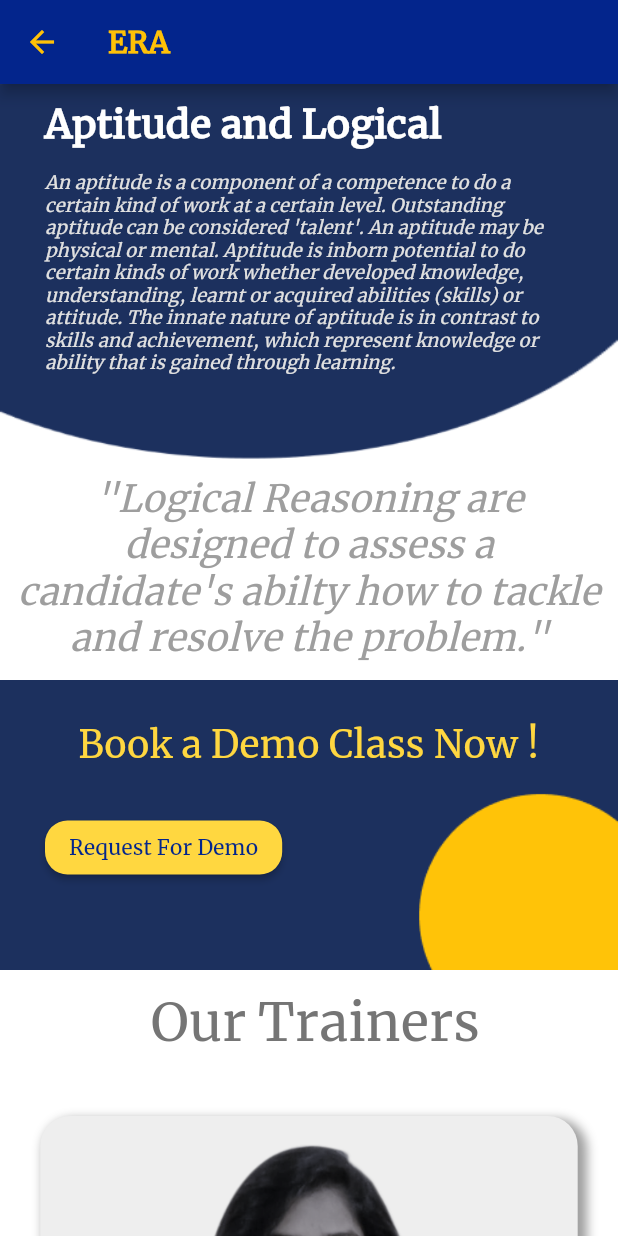
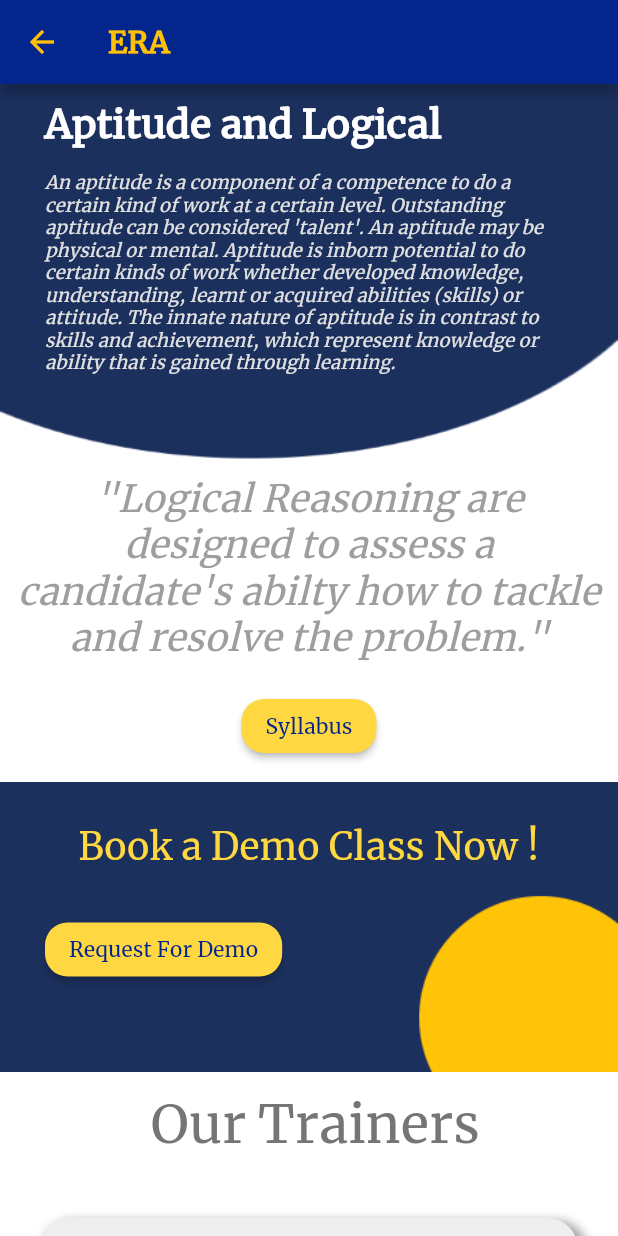
Before and after one commit to rakshit138/ERAapp, a Flutter app: the AptitudeAndLogic screen opened directly, on a phone screen of 412 x 824 dp. Run offline on Flutter 3.47's test engine with Material 2 defaults, Android fonts, the phone set to English and light mode, and no system bars; our stand-ins replace awesome_dialog, carousel_slider, chewie, cloud_firestore, firebase_auth, firebase_core and 11 more; missing offline and left inert: open_appstore, rate_my_app; accounts and stored records are empty.

Commit message:
Rakshit 9nov 10:30

```diff
--- a/lib/courses/aptitudeAndLogic.dart
+++ b/lib/courses/aptitudeAndLogic.dart
@@ -1,3 +1,4 @@
+import 'package:ERA/courses/Syllabus/ALRsy.dart';
 import 'package:flutter/material.dart';
 import 'package:ERA/footer.dart';
 import 'package:ERA/bookNow.dart';
@@ -46,6 +47,29 @@ class _AptitudeAndLogicState extends State<AptitudeAndLogic> {
                         fontSize: 25,
                         fontStyle: FontStyle.italic,
                         color: Colors.grey[500]),
+                  ),
+                ),
+                Padding(
+                  padding: EdgeInsets.all(10),
+                  child: Align(
+                    alignment: Alignment.center,
+                    child: RaisedButton(
+                      color: Colors.amberAccent,
+                      shape: RoundedRectangleBorder(
+                        borderRadius: BorderRadius.circular(15.0),
+                      ),
+                      onPressed: () {
+                        Navigator.push(context,
+                            MaterialPageRoute(builder: (context) => ALRsy()));
+                      },
+                      child: Text(
+                        'Syllabus',
+                        style: TextStyle(
+                            fontFamily: 'Merriweather',
+                            color: Color(0xff03258C),
+                            fontWeight: FontWeight.w400),
+                      ),
+                    ),
                   ),
                 ),
                 BookNow(),
```
Also changed, not shown: lib/courses/Syllabus/ALRsy.dart (+48 -3 lines), lib/courses/maths.dart (+53 -12 lines).
